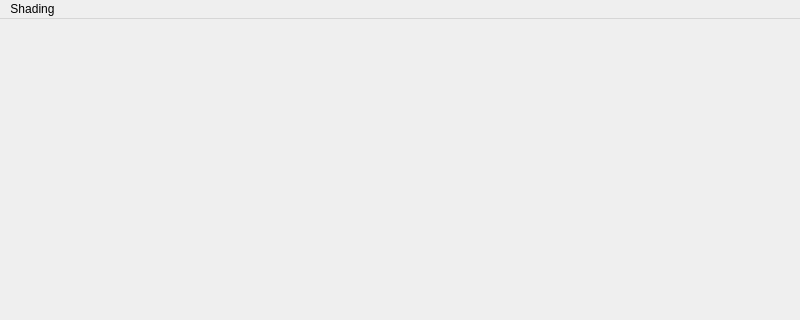
First picture: the form in src/gui/editor/3dview/MainWindow3dView.ui, repository hiergaut/Goliath-Engine, before the edit; both pictures show x 0 to 800 and y 0 to 320 of the 800 by 600 pixel window.
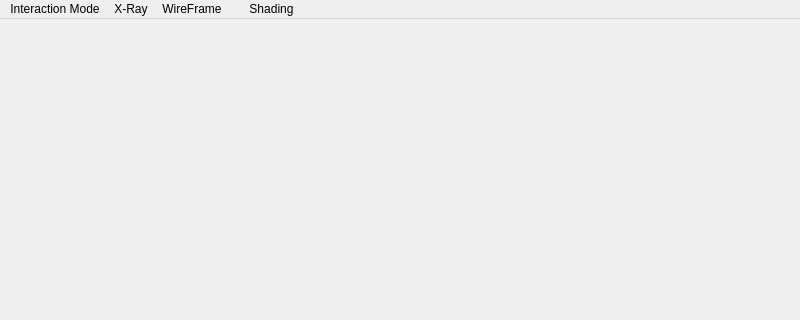
Second picture: the form after the edit. Icons and pictures are not drawn.

```diff
--- a/src/gui/editor/3dview/MainWindow3dView.ui
+++ b/src/gui/editor/3dview/MainWindow3dView.ui
@@ -25,11 +25,38 @@
    </property>
    <widget class="QMenu" name="menuShading">
     <property name="title">
-     <string>Shading</string>
+     <string/>
     </property>
     <addaction name="actionWireFrame"/>
    </widget>
+   <widget class="QMenu" name="menuInteraction_Mode">
+    <property name="title">
+     <string>Interaction Mode</string>
+    </property>
+    <addaction name="actionObject_Mode"/>
+    <addaction name="actionEdit_Mode"/>
+    <addaction name="actionPose_Mode"/>
+   </widget>
+   <widget class="QMenu" name="menuShading_2">
+    <property name="title">
+     <string>Shading</string>
+    </property>
+   </widget>
+   <widget class="QMenu" name="menuWireFrame">
+    <property name="title">
+     <string>WireFrame</string>
+    </property>
+   </widget>
+   <widget class="QMenu" name="menuX_Ray">
+    <property name="title">
+     <string>X-Ray</string>
+    </property>
+   </widget>
+   <addaction name="menuInteraction_Mode"/>
+   <addaction name="menuX_Ray"/>
+   <addaction name="menuWireFrame"/>
    <addaction name="menuShading"/>
+   <addaction name="menuShading_2"/>
   </widget>
   <action name="actionWireFrame">
    <property name="text">
```
Left out of the diff: 78 changed lines with no effect on the pictures.
